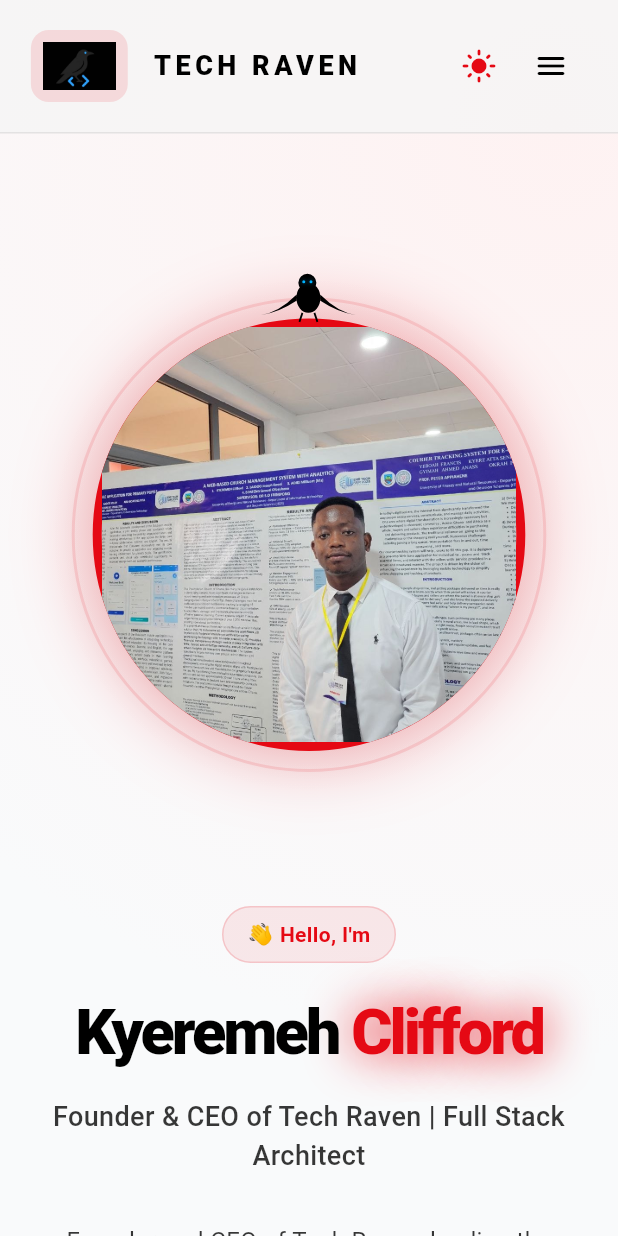
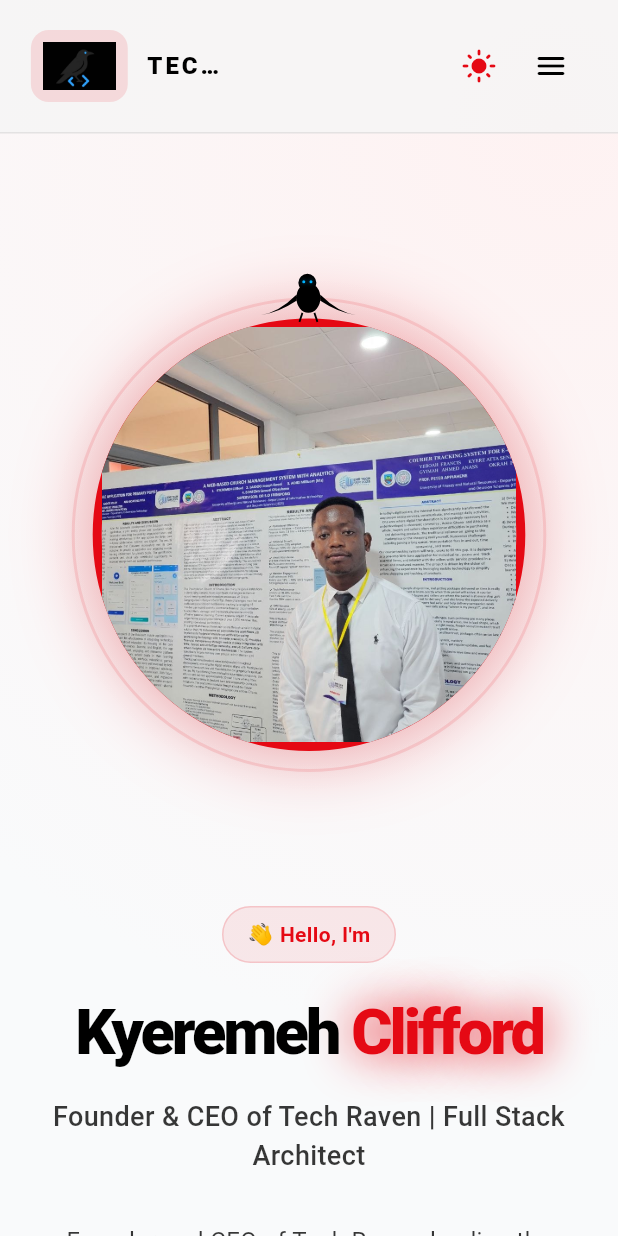
Before and after one commit to Vhybz/portfolio, a Flutter app: the screen it shows after launch, after a tap on the "dark mode" icon, on a phone screen of 412 x 824 dp. Run offline on Flutter 3.47's test engine with Material 3 defaults, Android fonts, the phone set to English and light mode, and no system bars; our stand-ins replace pdf, printing.

Commit message:
Fix mobile view constant expression error and optimize appbar responsiveness

```diff
--- a/lib/main.dart
+++ b/lib/main.dart
@@ -427,16 +427,29 @@ class Navbar extends StatelessWidget {
           constraints: const BoxConstraints(maxWidth: 1400),
           padding: EdgeInsets.symmetric(horizontal: width * 0.05, vertical: 20),
           child: Row(
+            mainAxisAlignment: MainAxisAlignment.spaceBetween,
             children: [
-              _buildLogo(),
-              const Spacer(),
+              Flexible(child: _buildLogo()),
               if (!isMobile) ...[
-                _buildNavItems(),
-                const SizedBox(width: 30),
-                _buildThemeToggle(context),
-                const SizedBox(width: 20),
-                _buildCVButton(context),
+                const Spacer(),
+                Flexible(
+                  flex: 3,
+                  child: SingleChildScrollView(
+                    scrollDirection: Axis.horizontal,
+                    child: Row(
+                      mainAxisSize: MainAxisSize.min,
+                      children: [
+                        _buildNavItems(),
+                        const SizedBox(width: 20),
+                        _buildThemeToggle(context),
+                        const SizedBox(width: 15),
+                        _buildCVButton(context),
+                      ],
+                    ),
+                  ),
+                ),
               ] else ...[
+                const Spacer(),
                 _buildThemeToggle(context, small: true),
                 IconButton(
                   icon: const Icon(Icons.menu_rounded),
@@ -456,6 +469,7 @@ class Navbar extends StatelessWidget {
       child: GestureDetector(
         onTap: () => onItemTap(keys['Home']!),
         child: Row(
+          mainAxisSize: MainAxisSize.min,
           children: [
             Container(
               padding: const EdgeInsets.all(8),
@@ -465,8 +479,14 @@ class Navbar extends StatelessWidget {
               ),
               child: Image.asset('assets/images/rev.jpg', height: 32, errorBuilder: (_, __, ___) => const Icon(Icons.auto_awesome, color: Color(0xFFE50914), size: 24)),
             ),
-            const SizedBox(width: 16),
-            const Text('TECH RAVEN', style: TextStyle(fontSize: 18, fontWeight: FontWeight.w900, letterSpacing: 3)),
+            const SizedBox(width: 12),
+            const Flexible(
+              child: Text(
+                'TECH RAVEN',
+                style: TextStyle(fontSize: 16, fontWeight: FontWeight.w900, letterSpacing: 2),
+                overflow: TextOverflow.ellipsis,
+              ),
+            ),
           ],
         ),
       ),
@@ -955,7 +975,7 @@ class _ActionButtonState extends State<_ActionButton> {
           style: ElevatedButton.styleFrom(
             backgroundColor: widget.isPrimary ? const Color(0xFFE50914) : Colors.transparent,
             foregroundColor: widget.isPrimary ? Colors.white : Theme.of(context).colorScheme.primary,
-            padding: const EdgeInsets.symmetric(horizontal: 40, vertical: 24),
+            padding: EdgeInsets.symmetric(horizontal: MediaQuery.of(context).size.width < 600 ? 20 : 40, vertical: 24),
             elevation: 0,
             side: widget.isPrimary ? null : BorderSide(color: Theme.of(context).colorScheme.primary.withAlpha(100)),
             shape: RoundedRectangleBorder(borderRadius: BorderRadius.circular(12)),
@@ -967,9 +987,12 @@ class _ActionButtonState extends State<_ActionButton> {
                 Icon(widget.icon, size: 20),
                 const SizedBox(width: 10),
               ],
-              Text(
-                widget.label,
-                style: const TextStyle(fontWeight: FontWeight.bold, fontSize: 16),
+              Flexible(
+                child: Text(
+                  widget.label,
+                  style: const TextStyle(fontWeight: FontWeight.bold, fontSize: 16),
+                  overflow: TextOverflow.ellipsis,
+                ),
               ),
             ],
           ),
@@ -1265,6 +1288,7 @@ class _PCard extends StatefulWidget {
 class _PCardState extends State<_PCard> {
   bool h = false;
   @override Widget build(BuildContext context) {
+    final isMobile = Responsive.isMobile(context);
     return MouseRegion(
       onEnter: (_) => setState(() => h = true),
       onExit: (_) => setState(() => h = false),
@@ -1289,11 +1313,15 @@ class _PCardState extends State<_PCard> {
               ),
             ),
             Padding(
-              padding: const EdgeInsets.all(32),
+              padding: EdgeInsets.all(isMobile ? 24 : 32),
               child: Column(
                 crossAxisAlignment: CrossAxisAlignment.start,
                 children: [
-                  Text(widget.title, style: const TextStyle(fontWeight: FontWeight.bold, fontSize: 20)),
+                  Text(
+                    widget.title,
+                    style: const TextStyle(fontWeight: FontWeight.bold, fontSize: 20),
+                    overflow: TextOverflow.ellipsis,
+                  ),
                   const SizedBox(height: 12),
                   Wrap(
                     spacing: 8,
@@ -1304,7 +1332,11 @@ class _PCardState extends State<_PCard> {
                         color: const Color(0xFFE50914).withAlpha(15),
                         borderRadius: BorderRadius.circular(6),
                       ),
-                      child: Text(t, style: const TextStyle(fontSize: 12, color: Color(0xFFE50914), fontWeight: FontWeight.w600)),
+                      child: Text(
+                        t,
+                        style: const TextStyle(fontSize: 11, color: Color(0xFFE50914), fontWeight: FontWeight.w600),
+                        overflow: TextOverflow.ellipsis,
+                      ),
                     )).toList(),
                   ),
                 ],
@@ -1361,8 +1393,9 @@ class ServicesSection extends StatelessWidget {
   const _SCard({required this.i, required this.t, required this.d});
   @override
   Widget build(BuildContext context) {
+    final isMobile = MediaQuery.of(context).size.width < 600;
     return Container(
-      padding: const EdgeInsets.all(32),
+      padding: EdgeInsets.all(isMobile ? 24 : 32),
       decoration: BoxDecoration(
         color: Theme.of(context).colorScheme.surface,
         borderRadius: BorderRadius.circular(24),
@@ -1381,9 +1414,18 @@ class ServicesSection extends StatelessWidget {
             child: Icon(i, color: const Color(0xFFE50914), size: 28),
           ),
           const SizedBox(height: 24),
-          Text(t, style: const TextStyle(fontWeight: FontWeight.bold, fontSize: 18)),
+          Text(
+            t,
+            style: const TextStyle(fontWeight: FontWeight.bold, fontSize: 18),
+            overflow: TextOverflow.ellipsis,
+          ),
           const SizedBox(height: 12),
-          Text(d, style: TextStyle(color: Theme.of(context).textTheme.bodySmall?.color?.withAlpha(200), height: 1.5)),
+          Text(
+            d,
+            style: TextStyle(color: Theme.of(context).textTheme.bodySmall?.color?.withAlpha(200), height: 1.5),
+            maxLines: 3,
+            overflow: TextOverflow.ellipsis,
+          ),
         ],
       ),
     );
```
